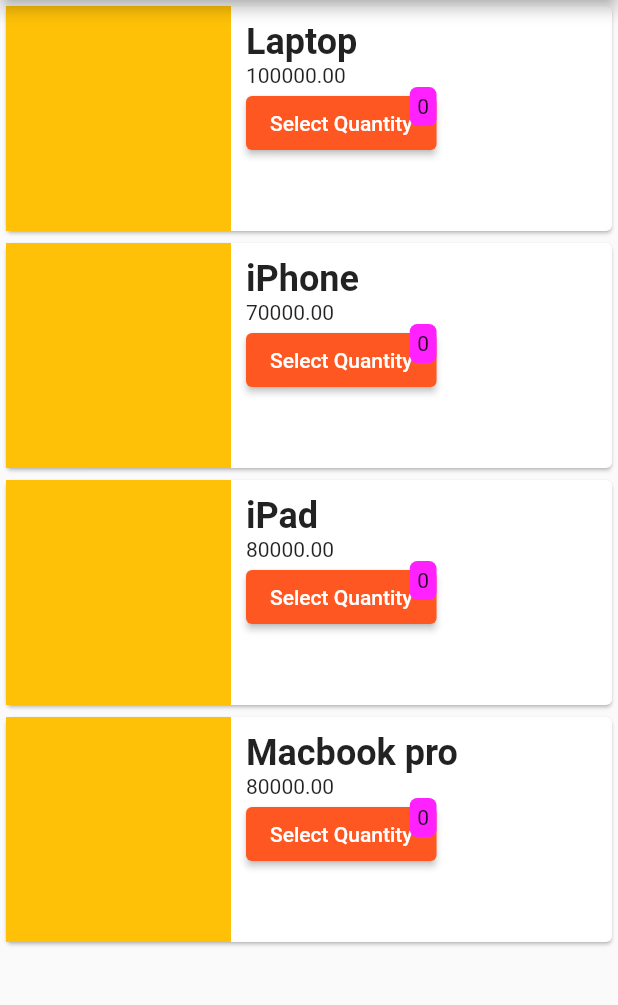
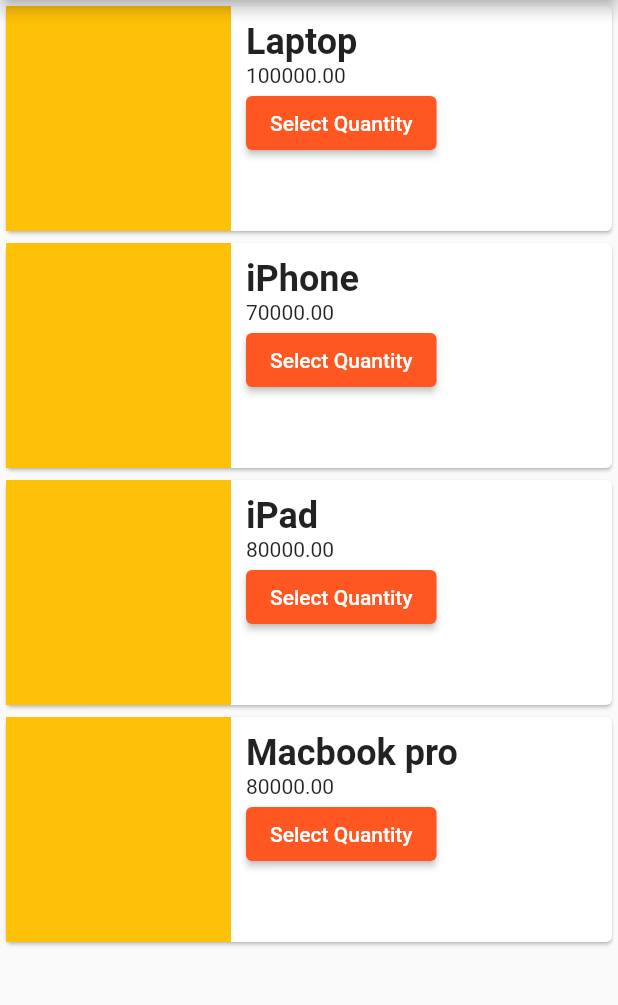
Before and after one commit to frontenddevtrainer/flutter-learning-mar29, a Flutter app: the screen it shows after launch, on a phone screen of 412 x 824 dp, the part 84-1089 px from its top. Run offline on Flutter 3.47's test engine with Material 2 defaults, Android fonts, the phone set to English and light mode, and no system bars.

Commit message:
conditinal children in list.

```diff
--- a/lib/widgets/ProductListItem.dart
+++ b/lib/widgets/ProductListItem.dart
@@ -22,6 +22,23 @@ class _ProductListItemState extends State<ProductListItem> {
 
   @override
   Widget build(BuildContext context) {
+    List<Widget> stackChildren = [
+      ElevatedButton(
+          onPressed: _increaseQuantity, child: const Text("Select Quantity")),
+    ];
+
+    if (counter > 0) {
+      stackChildren.add(Positioned(
+          right: 0,
+          child: Container(
+            padding: const EdgeInsets.all(5),
+            decoration: const BoxDecoration(
+                color: Color.fromARGB(255, 255, 34, 255),
+                borderRadius: BorderRadius.all(Radius.circular(5))),
+            child: Text(counter.toString()),
+          )));
+    }
+
     return Card(
       child: Row(
           crossAxisAlignment: CrossAxisAlignment.start,
@@ -44,26 +61,8 @@ class _ProductListItemState extends State<ProductListItem> {
                           fontWeight: FontWeight.bold, fontSize: 24),
                     ),
                     Text(widget.product.price.toStringAsFixed(2)),
-                    // Text("Selected quantity: $counter"),
-                    // ElevatedButton(
-                    //     onPressed: _increaseQuantity,
-                    //     child: const Text("Buy now")),
                     Stack(
-                      children: [
-                        ElevatedButton(
-                            onPressed: _increaseQuantity,
-                            child: const Text("Select Quantity")),
-                        Positioned(
-                          right: 0,
-                            child: Container(
-                          padding: const EdgeInsets.all(5),
-                          decoration: const BoxDecoration(
-                              color: Color.fromARGB(255, 255, 34, 255),
-                              borderRadius:
-                                  BorderRadius.all(Radius.circular(5))),
-                          child: Text(counter.toString()),
-                        ))
-                      ],
+                      children: stackChildren,
                     )
                   ]),
             ),
```
